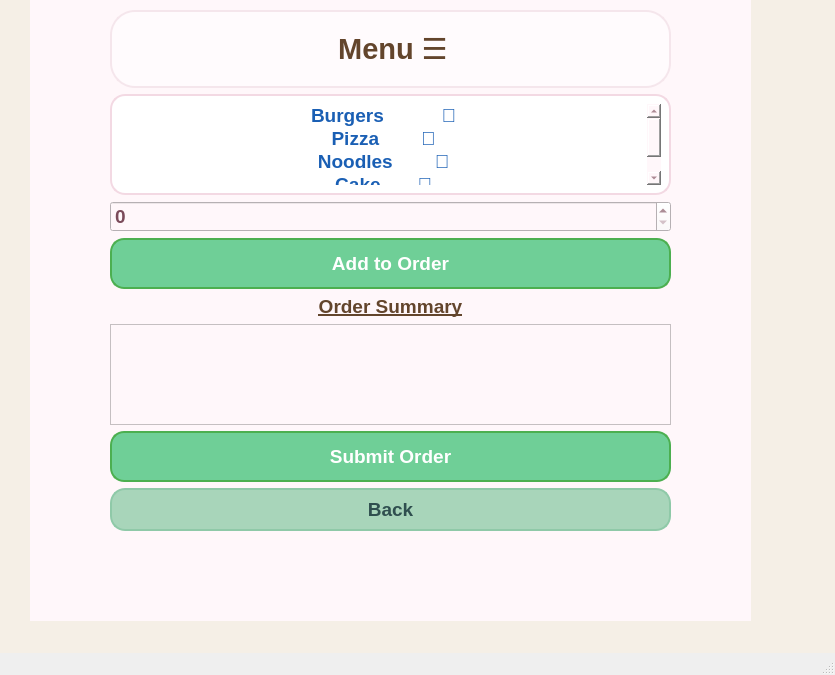
First picture: the form in mainwindow.ui, repository zeinaswiedan/Restaurant-Ordering-System, before the edit.
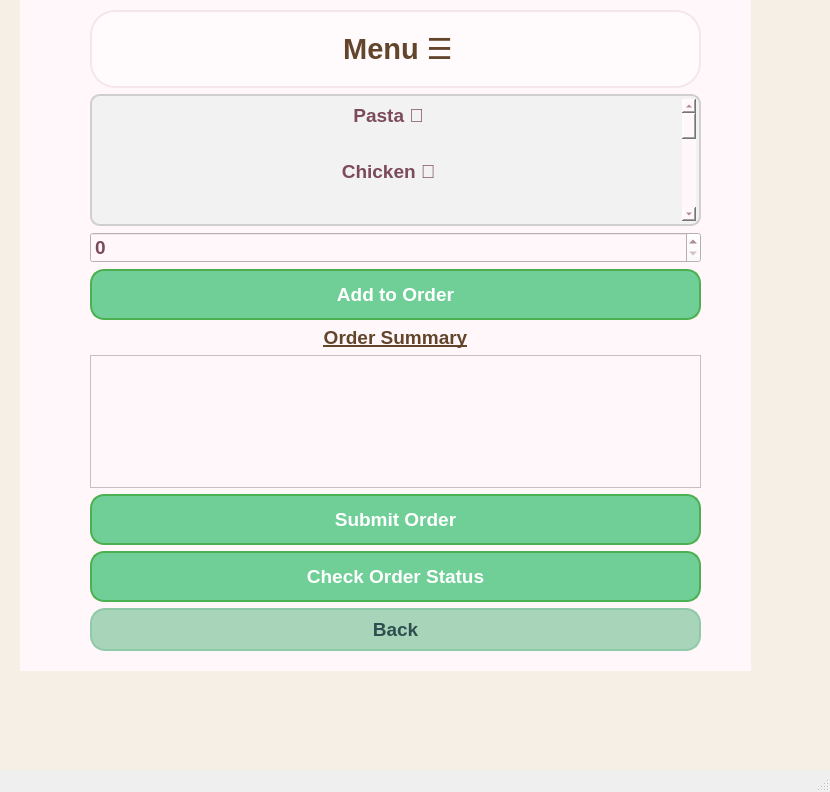
Second picture: the form after the edit. The open tabs and pages were chosen to show the change.

Commit message: Haya completed all 5 UIs on Qt Creattor aand modified code logic

The edit to the form file:
```diff
--- a/mainwindow.ui
+++ b/mainwindow.ui
@@ -6,8 +6,8 @@
    <rect>
     <x>0</x>
     <y>0</y>
-    <width>835</width>
-    <height>675</height>
+    <width>830</width>
+    <height>792</height>
    </rect>
   </property>
   <property name="windowTitle">
@@ -34,10 +34,10 @@
    <widget class="QStackedWidget" name="stackedWidget">
     <property name="geometry">
      <rect>
-      <x>30</x>
-      <y>-10</y>
-      <width>721</width>
-      <height>631</height>
+      <x>20</x>
+      <y>0</y>
+      <width>731</width>
+      <height>671</height>
      </rect>
     </property>
     <property name="autoFillBackground">
@@ -201,10 +201,10 @@
      <widget class="QWidget" name="verticalLayoutWidget_2">
       <property name="geometry">
        <rect>
-        <x>80</x>
-        <y>20</y>
-        <width>561</width>
-        <height>521</height>
+        <x>70</x>
+        <y>10</y>
+        <width>611</width>
+        <height>641</height>
        </rect>
       </property>
       <layout class="QVBoxLayout" name="verticalLayout_3">
@@ -226,109 +226,219 @@
        </item>
        <item>
         <widget class="QListWidget" name="menuListWidget">
+         <property name="toolTipDuration">
+          <number>1</number>
+         </property>
+         <property name="layoutDirection">
+          <enum>Qt::LeftToRight</enum>
+         </property>
          <property name="styleSheet">
           <string notr="true">QListWidget {
-    background-color: white;
-    border: 2px solid #f3d9e3;
-    border-radius: 15px;
-    padding: 8px;
+    background-color: #F2F2F2;   /* light grey */
+    border: 2px solid #CFCFCF;   /* subtle border */
+    border-radius: 10px;
+    padding: 3px;                /* less outer spacing */
+}
+
+QListWidget::item {
+    text-align: center;
+    padding: 4px;                /* reduced spacing between items */
+    margin: 1px;                 /* minimal gap */
+    font-size: 14px;
+    border-radius: 6px;
 }
 
 QListWidget::item:selected {
-    background-color: #fce4ec;
-    color: #7b4b5a;
+    background-color: #7CFFB2;   /* bright green (matches your theme) */
+    color: black;
+}
+
+QListWidget::item:hover {
+    background-color: #DFF5E3;   /* soft hover */
 }</string>
          </property>
+         <property name="autoScrollMargin">
+          <number>12</number>
+         </property>
+         <property name="selectionBehavior">
+          <enum>QAbstractItemView::SelectItems</enum>
+         </property>
+         <property name="resizeMode">
+          <enum>QListView::Adjust</enum>
+         </property>
+         <property name="itemAlignment">
+          <set>Qt::AlignCenter</set>
+         </property>
          <item>
           <property name="text">
-           <string>Burgers           🍔</string>
+           <string>Pasta 🍝
+</string>
           </property>
           <property name="font">
            <font>
             <pointsize>14</pointsize>
-            <bold>true</bold>
            </font>
           </property>
           <property name="textAlignment">
            <set>AlignCenter</set>
           </property>
-          <property name="foreground">
-           <brush brushstyle="Dense1Pattern">
-            <color alpha="255">
-             <red>26</red>
-             <green>95</green>
-             <blue>180</blue>
-            </color>
-           </brush>
+         </item>
+         <item>
+          <property name="text">
+           <string>Chicken 🍗
+</string>
           </property>
+          <property name="font">
+           <font>
+            <pointsize>14</pointsize>
+           </font>
+          </property>
+          <property name="textAlignment">
+           <set>AlignCenter</set>
+          </property>
          </item>
          <item>
           <property name="text">
-           <string>Pizza        🍕</string>
+           <string>Fish 🐟
+</string>
           </property>
           <property name="font">
            <font>
             <pointsize>14</pointsize>
-            <bold>true</bold>
            </font>
           </property>
           <property name="textAlignment">
            <set>AlignCenter</set>
           </property>
-          <property name="foreground">
-           <brush brushstyle="Dense1Pattern">
-            <color alpha="255">
-             <red>26</red>
-             <green>95</green>
-             <blue>180</blue>
-            </color>
-           </brush>
+         </item>
+         <item>
+          <property name="text">
+           <string>Meat 🥩
+</string>
           </property>
+          <property name="font">
+           <font>
+            <pointsize>14</pointsize>
+           </font>
+          </property>
+          <property name="textAlignment">
+           <set>AlignCenter</set>
+          </property>
          </item>
          <item>
           <property name="text">
-           <string>Noodles        🍜</string>
+           <string>Shawerma 🌯
+</string>
           </property>
           <property name="font">
            <font>
             <pointsize>14</pointsize>
-            <bold>true</bold>
            </font>
           </property>
           <property name="textAlignment">
            <set>AlignCenter</set>
           </property>
-          <property name="foreground">
-           <brush brushstyle="Dense1Pattern">
-            <color alpha="255">
-             <red>26</red>
-             <green>95</green>
-             <blue>180</blue>
-            </color>
-           </brush>
+         </item>
+         <item>
+          <property name="text">
+           <string>Fries 🍟
+</string>
           </property>
+          <property name="font">
+           <font>
+            <pointsize>14</pointsize>
+           </font>
+          </property>
+          <property name="textAlignment">
+           <set>AlignCenter</set>
+          </property>
          </item>
          <item>
           <property name="text">
-           <string>Cake       🍰</string>
+           <string>Salad 🥗
+</string>
           </property>
           <property name="font">
            <font>
             <pointsize>14</pointsize>
-            <bold>true</bold>
            </font>
           </property>
           <property name="textAlignment">
            <set>AlignCenter</set>
           </property>
-          <property name="foreground">
-           <brush brushstyle="Dense1Pattern">
-            <color alpha="255">
-             <red>26</red>
-             <green>95</green>
-             <blue>180</blue>
-            </color>
-           </brush>
+         </item>
+         <item>
+          <property name="text">
+           <string>Soda 🥤</string>
+          </property>
+          <property name="font">
+           <font>
+            <pointsize>14</pointsize>
+           </font>
+          </property>
+          <property name="textAlignment">
+           <set>AlignCenter</set>
+          </property>
+         </item>
+         <item>
+          <property name="text">
+           <string/>
+          </property>
+         </item>
+         <item>
+          <property name="text">
+           <string>Burger 🍔
+</string>
+          </property>
+          <property name="font">
+           <font>
+            <pointsize>14</pointsize>
+           </font>
+          </property>
+          <property name="textAlignment">
+           <set>AlignCenter</set>
+          </property>
+         </item>
+         <item>
+          <property name="text">
+           <string>Pizza 🍕
+</string>
+          </property>
+          <property name="font">
+           <font>
+            <pointsize>14</pointsize>
+           </font>
+          </property>
+          <property name="textAlignment">
+           <set>AlignCenter</set>
+          </property>
+         </item>
+         <item>
+          <property name="text">
+           <string>Noodles 🍜
+</string>
+          </property>
+          <property name="font">
+           <font>
+            <pointsize>14</pointsize>
+           </font>
+          </property>
+          <property name="textAlignment">
+           <set>AlignCenter</set>
+          </property>
+         </item>
+         <item>
+          <property name="text">
+           <string>Cake 🍰
+</string>
+          </property>
+          <property name="font">
+           <font>
+            <pointsize>14</pointsize>
+           </font>
+          </property>
+          <property name="textAlignment">
+           <set>AlignCenter</set>
           </property>
          </item>
         </widget>
@@ -425,6 +535,28 @@
          </property>
         </widget>
        </item>
+       <item>
+        <widget class="QPushButton" name="checkorderStatus">
+         <property name="styleSheet">
+          <string notr="true">QPushButton {
+    background-color: #6FCF97;
+    color: white;
+    border: 2px solid #4CAF50;
+    border-radius: 14px;
+    padding: 12px;
+    font-weight: bold;
+}
+
+QPushButton:hover {
+    background-color: #56c58a;
+}
+</string>
+         </property>
+         <property name="text">
+          <string>Check Order Status</string>
+         </property>
+        </widget>
+       </item>
        <item>
         <widget class="QPushButton" name="backButton">
          <property name="styleSheet">
```
Left out of the diff: 250 changed lines with no effect on the pictures. The commit also changes 2 other files.
